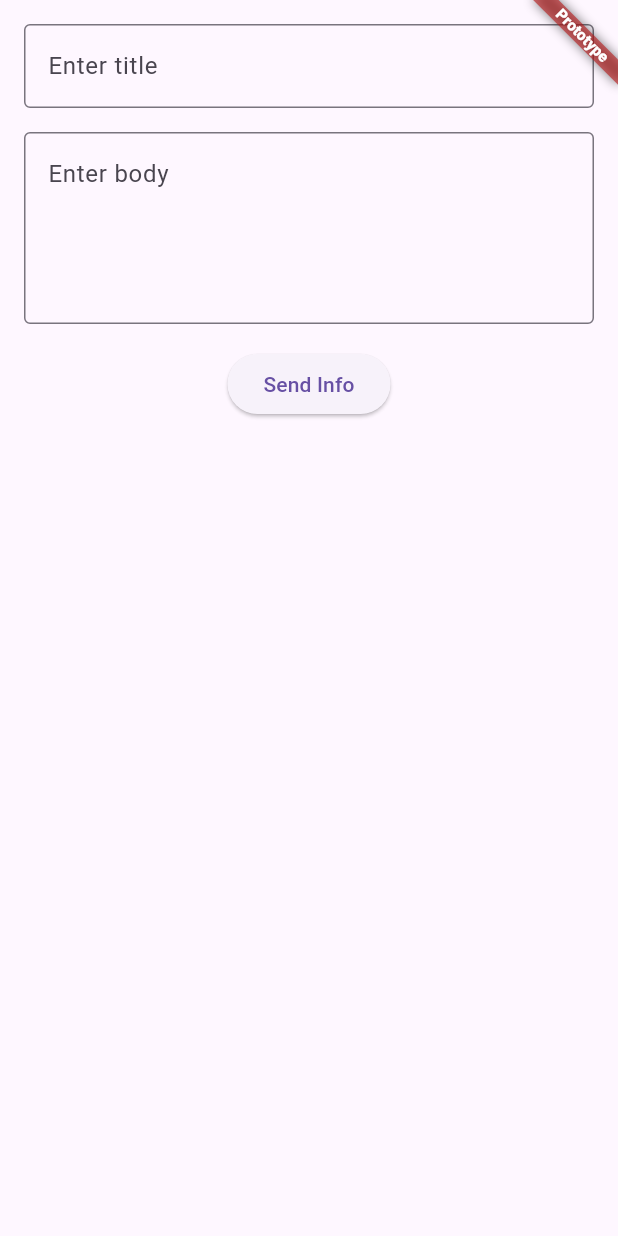
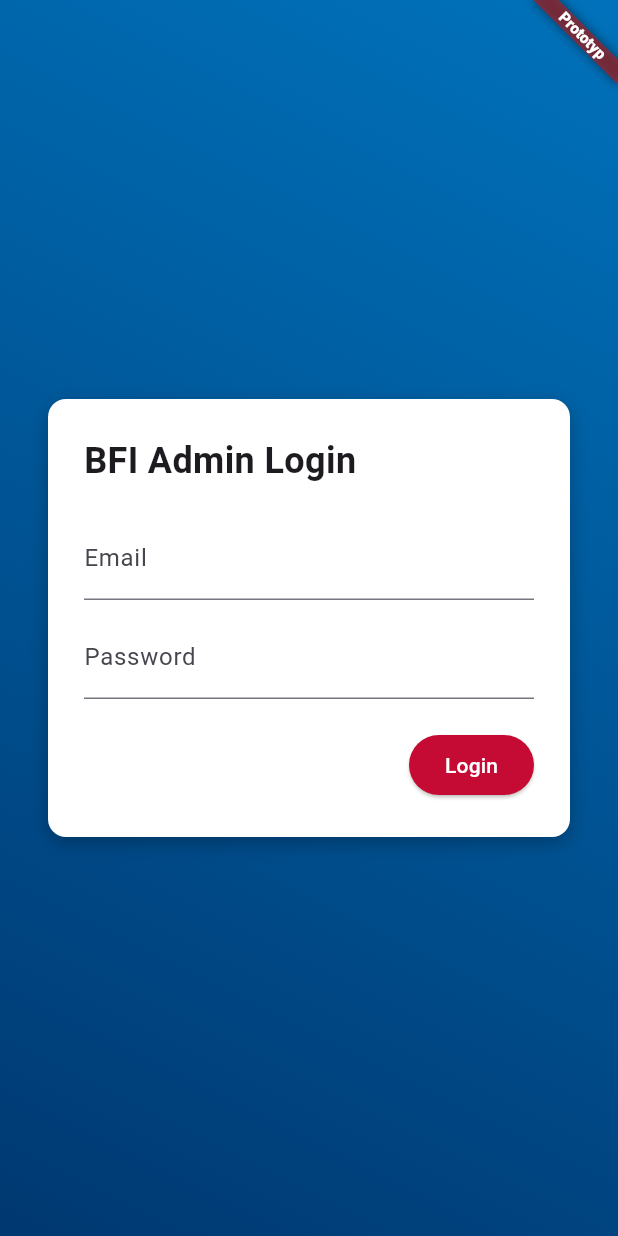
Before and after one commit to S-ecki/bfi_serverpod_poc, a Flutter app: the screen it shows after launch, on a phone screen of 412 x 824 dp. Run offline on Flutter 3.47's test engine with Material 3 defaults, Android fonts, the phone set to English and light mode, and no system bars; missing offline and left inert: serverpod, serverpod_client, serverpod_flutter, serverpod_serialization.

Commit message:
feat(web): add auth screen ui

```diff
--- /dev/null
+++ b/poc_flutter_admin/lib/auth.dart
@@ -0,0 +1,100 @@
+import 'package:bfi_prototype_web/web_info_sender.dart';
+import 'package:flutter/material.dart';
+
+class AuthScreen extends StatefulWidget {
+  const AuthScreen({super.key});
+
+  @override
+  _AuthScreenState createState() => _AuthScreenState();
+}
+
+class _AuthScreenState extends State<AuthScreen> {
+  final TextEditingController _usernameController = TextEditingController();
+  final TextEditingController _passwordController = TextEditingController();
+
+  void _login() {
+    Navigator.push(
+      context,
+      MaterialPageRoute(builder: (context) => const WebInfoSender()),
+    );
+  }
+
+  @override
+  Widget build(BuildContext context) {
+    return Scaffold(
+      body: Container(
+        decoration: const BoxDecoration(
+          gradient: LinearGradient(
+            begin: Alignment.bottomLeft,
+            end: Alignment.topRight,
+            colors: [
+              Color(0xFF003871),
+              Color(0xFF0072BB),
+            ],
+          ),
+        ),
+        child: Center(
+          child: Padding(
+            padding: const EdgeInsets.all(32.0),
+            child: Container(
+              padding: const EdgeInsets.all(24.0),
+              decoration: BoxDecoration(
+                color: Colors.white,
+                borderRadius: BorderRadius.circular(12.0),
+                boxShadow: const [
+                  BoxShadow(
+                    color: Colors.black26,
+                    blurRadius: 10.0,
+                    offset: Offset(0, 4),
+                  ),
+                ],
+              ),
+              child: Column(
+                mainAxisSize: MainAxisSize.min,
+                crossAxisAlignment: CrossAxisAlignment.start,
+                children: <Widget>[
+                  const Text(
+                    'BFI Admin Login',
+                    style: TextStyle(
+                      fontSize: 24.0,
+                      fontWeight: FontWeight.bold,
+                    ),
+                  ),
+                  const SizedBox(height: 20),
+                  TextField(
+                    controller: _usernameController,
+                    decoration: const InputDecoration(
+                      labelText: 'Email',
+                    ),
+                  ),
+                  const SizedBox(height: 10),
+                  TextField(
+                    controller: _passwordController,
+                    decoration: const InputDecoration(
+                      labelText: 'Password',
+                    ),
+                    obscureText: true,
+                  ),
+                  const SizedBox(height: 20),
+                  Row(
+                    mainAxisAlignment: MainAxisAlignment.end,
+                    children: <Widget>[
+                      ElevatedButton(
+                        onPressed: _login,
+                        style: ElevatedButton.styleFrom(
+                          backgroundColor: const Color(0xFFC50A33),
+                          foregroundColor: Colors.white,
+                        ),
+                        child: const Text('Login'),
+                      ),
+                    ],
+                  ),
+                ],
+              ),
+            ),
+          ),
+        ),
+      ),
+    );
+  }
+}
--- a/poc_flutter_admin/lib/main.dart
+++ b/poc_flutter_admin/lib/main.dart
@@ -1,3 +1,4 @@
+import 'package:bfi_prototype_web/auth.dart';
 import 'package:flutter/material.dart';
 import 'package:poc_client/poc_client.dart';
 import 'package:serverpod_flutter/serverpod_flutter.dart';
@@ -25,76 +26,10 @@ class MyApp extends StatelessWidget {
       theme: ThemeData(
         primarySwatch: Colors.blue,
       ),
-      home: const Scaffold(
-          body: Banner(
-              message: "Prototype",
-              location: BannerLocation.topEnd,
-              child: WebInfoSender())),
-    );
-  }
-}
-
-class WebInfoSender extends StatefulWidget {
-  const WebInfoSender({super.key});
-
-  @override
-  WebInfoSenderState createState() => WebInfoSenderState();
-}
-
-class WebInfoSenderState extends State<WebInfoSender> {
-  final _titleController = TextEditingController();
-  final _bodyController = TextEditingController();
-
-  @override
-  void initState() {
-    client.openStreamingConnection();
-    super.initState();
-  }
-
-  void _sendInfo() {
-    final infor =
-        Info(title: _titleController.text, body: _bodyController.text);
-    client.info.sendStreamMessage(infor);
-    _titleController.clear();
-    _bodyController.clear();
-  }
-
-  @override
-  void dispose() {
-    _titleController.dispose();
-    _bodyController.dispose();
-    super.dispose();
-  }
-
-  @override
-  Widget build(BuildContext context) {
-    return Padding(
-      padding: const EdgeInsets.all(16.0),
-      child: Column(
-        children: [
-          TextField(
-            controller: _titleController,
-            decoration: const InputDecoration(
-              hintText: 'Enter title',
-              border: OutlineInputBorder(),
-            ),
-          ),
-          const SizedBox(height: 16),
-          TextField(
-            controller: _bodyController,
-            decoration: const InputDecoration(
-              hintText: 'Enter body',
-              border: OutlineInputBorder(),
-            ),
-            maxLines: 4,
-            minLines: 4,
-          ),
-          const SizedBox(height: 16),
-          ElevatedButton(
-            onPressed: _sendInfo,
-            child: const Text('Send Info'),
-          ),
-        ],
+      home: const Banner(
+        message: "Prototyp",
+        location: BannerLocation.topEnd,
+        child: AuthScreen(),
       ),
     );
   }
--- /dev/null
+++ b/poc_flutter_admin/lib/web_info_sender.dart
@@ -0,0 +1,74 @@
+import 'package:bfi_prototype_web/main.dart';
+import 'package:flutter/material.dart';
+import 'package:poc_client/poc_client.dart';
+
+class WebInfoSender extends StatefulWidget {
+  const WebInfoSender({super.key});
+
+  @override
+  WebInfoSenderState createState() => WebInfoSenderState();
+}
+
+class WebInfoSenderState extends State<WebInfoSender> {
+  final _titleController = TextEditingController();
+  final _bodyController = TextEditingController();
+
+  @override
+  void initState() {
+    client.openStreamingConnection();
+    super.initState();
+  }
+
+  void _sendInfo() {
+    final infor =
+        Info(title: _titleController.text, body: _bodyController.text);
+    client.info.sendStreamMessage(infor);
+    _titleController.clear();
+    _bodyController.clear();
+  }
+
+  @override
+  void dispose() {
+    _titleController.dispose();
+    _bodyController.dispose();
+    super.dispose();
+  }
+
+  @override
+  Widget build(BuildContext context) {
+    return Scaffold(
+        body: Banner(
+      message: "Prototyp",
+      location: BannerLocation.topEnd,
+      child: Padding(
+        padding: const EdgeInsets.all(16.0),
+        child: Column(
+          children: [
+            TextField(
+              controller: _titleController,
+              decoration: const InputDecoration(
+                hintText: 'Enter title',
+                border: OutlineInputBorder(),
+              ),
+            ),
+            const SizedBox(height: 16),
+            TextField(
+              controller: _bodyController,
+              decoration: const InputDecoration(
+                hintText: 'Enter body',
+                border: OutlineInputBorder(),
+              ),
+              maxLines: 4,
+              minLines: 4,
+            ),
+            const SizedBox(height: 16),
+            ElevatedButton(
+              onPressed: _sendInfo,
+              child: const Text('Send Info'),
+            ),
+          ],
+        ),
+      ),
+    ));
+  }
+}
```
